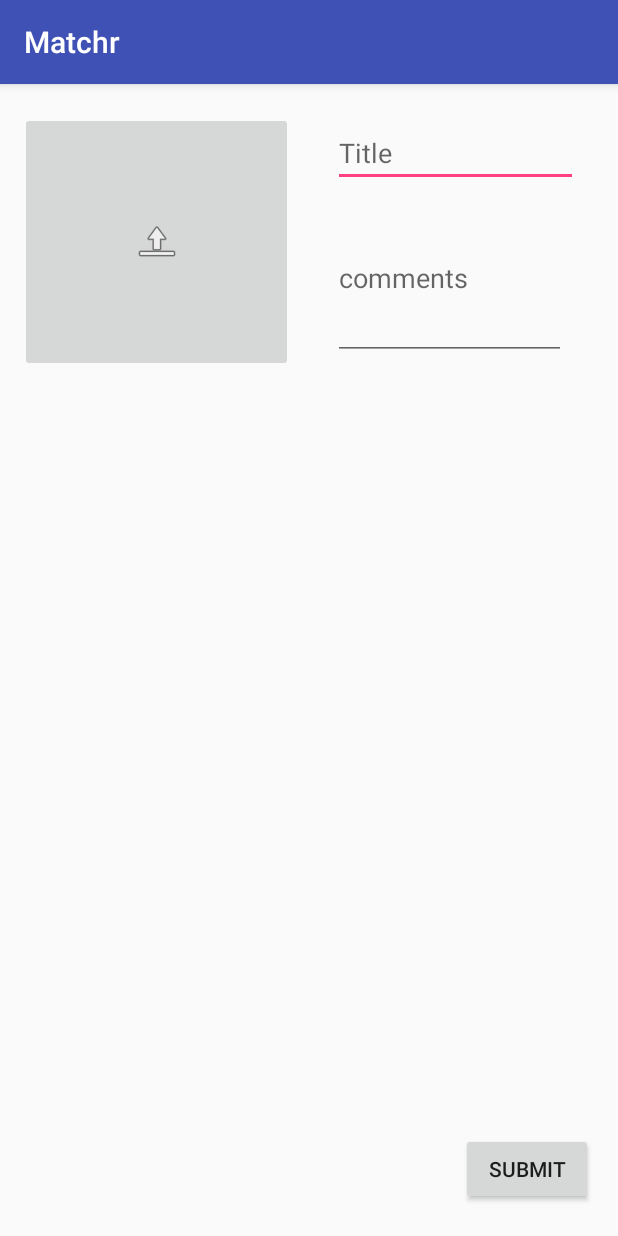
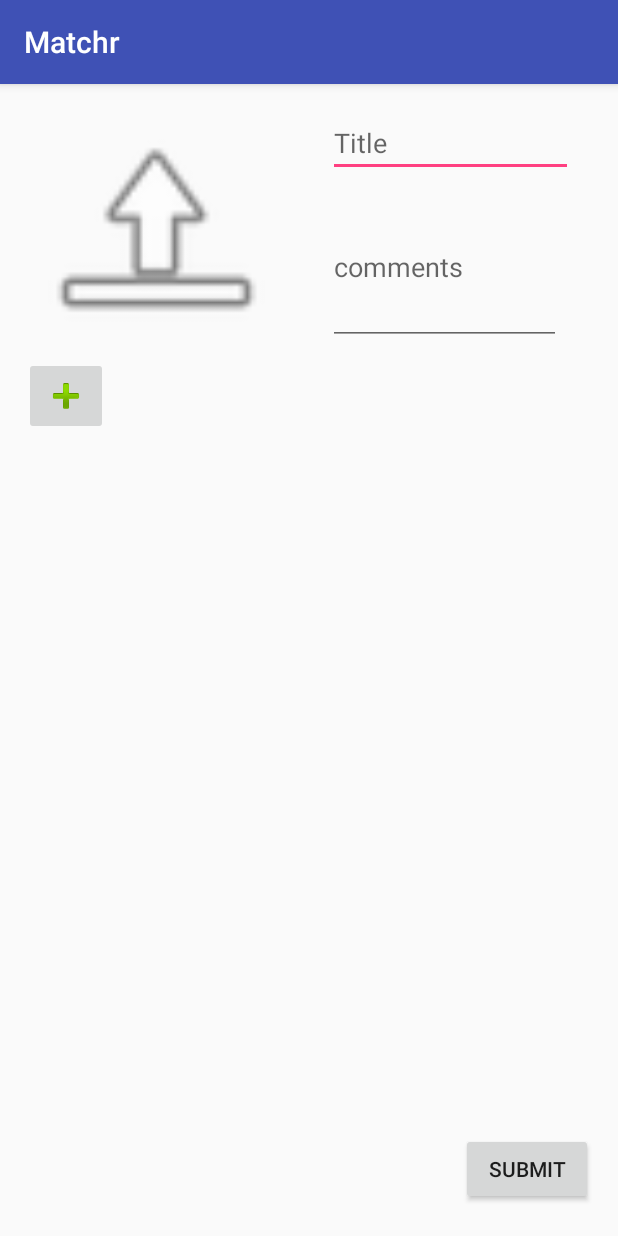
Before and after one commit to BeardlessBeard/Matchr, an Android app: the screen it shows after launch (post), on a phone screen of 412 x 824 dp. Run offline under Robolectric (Android 15) with nearby library versions, the phone set to English and light mode, and no system bars.

Commit message:
working version

```diff
--- a/frontend/app/src/main/java/com/matcherapp/matchr/post.java
+++ b/frontend/app/src/main/java/com/matcherapp/matchr/post.java
@@ -1,17 +1,24 @@
 package com.matcherapp.matchr;
 
 import android.content.Intent;
+import android.graphics.Bitmap;
 import android.provider.MediaStore;
 import android.support.v7.app.AppCompatActivity;
 import android.os.Bundle;
 import android.view.View;
 import android.widget.Button;
 import android.widget.ImageButton;
+import android.widget.ImageView;
 
 public class post extends AppCompatActivity {
 
+    static final int REQUEST_IMAGE_CAPTURE = 1;
+    ImageView uploadImageView;
+
     @Override
     protected void onCreate(Bundle savedInstanceState) {
+        uploadImageView = findViewById(R.id.uploadImageView);
+
         super.onCreate(savedInstanceState);
         setContentView(R.layout.activity_post);
 
@@ -29,17 +36,26 @@ public class post extends AppCompatActivity {
             }
         });
 
-        ImageButton upload = (ImageButton)findViewById(R.id.uploadImageButton);
-        upload.setOnClickListener(new View.OnClickListener() {
+        ImageButton add = (ImageButton)findViewById(R.id.addImageButton);
+        add.setOnClickListener(new View.OnClickListener() {
             @Override
             public void onClick(View view) {
-                final int REQUEST_IMAGE_CAPTURE = 1;
 
                 Intent takePictureIntent = new Intent(MediaStore.ACTION_IMAGE_CAPTURE);
                 if(takePictureIntent.resolveActivity(getPackageManager()) != null) {
                     startActivityForResult(takePictureIntent, REQUEST_IMAGE_CAPTURE);
+                    onActivityResult(REQUEST_IMAGE_CAPTURE, RESULT_OK, takePictureIntent);
                 }
             }
         });
     }
+
+    @Override
+    protected void onActivityResult(int requestCode, int resultCode, Intent data){
+        if(requestCode == REQUEST_IMAGE_CAPTURE && resultCode == RESULT_OK){
+            Bundle extras = data.getExtras();
+            Bitmap imageBitmap = (Bitmap) extras.get("data");
+            uploadImageView.setImageBitmap(imageBitmap);
+        }
+    }
 }
--- a/frontend/app/src/main/res/layout/activity_post.xml
+++ b/frontend/app/src/main/res/layout/activity_post.xml
@@ -5,22 +5,6 @@
     android:layout_width="match_parent"
     android:layout_height="match_parent"
     tools:context="com.matcherapp.matchr.post">
-
-    <ImageButton
-        android:id="@+id/uploadImageButton"
-        android:layout_width="182dp"
-        android:layout_height="173dp"
-        android:layout_marginBottom="8dp"
-        android:layout_marginEnd="8dp"
-        android:layout_marginStart="8dp"
-        android:layout_marginTop="8dp"
-        app:layout_constraintBottom_toBottomOf="parent"
-        app:layout_constraintEnd_toEndOf="parent"
-        app:layout_constraintHorizontal_bias="0.025"
-        app:layout_constraintStart_toStartOf="parent"
-        app:layout_constraintTop_toTopOf="parent"
-        app:layout_constraintVertical_bias="0.018"
-        app:srcCompat="@android:drawable/ic_menu_upload" />
 
     <EditText
         android:id="@+id/titleEditText"
@@ -33,25 +17,28 @@
         android:ems="10"
         android:hint="Title"
         android:inputType="textCapWords"
-        app:layout_constraintBottom_toBottomOf="@+id/uploadImageButton"
+        app:layout_constraintBottom_toBottomOf="parent"
         app:layout_constraintEnd_toEndOf="parent"
-        app:layout_constraintStart_toEndOf="@+id/uploadImageButton"
-        app:layout_constraintTop_toTopOf="@+id/uploadImageButton"
-        app:layout_constraintVertical_bias="0.0" />
+        app:layout_constraintHorizontal_bias="0.466"
+        app:layout_constraintStart_toEndOf="@+id/uploadImageView"
+        app:layout_constraintTop_toTopOf="parent"
+        app:layout_constraintVertical_bias="0.017" />
 
     <EditText
         android:id="@+id/commentEditText"
         android:layout_width="0dp"
-        android:layout_height="109dp"
+        android:layout_height="0dp"
         android:layout_marginBottom="8dp"
         android:layout_marginEnd="8dp"
+        android:layout_marginTop="8dp"
         android:ems="10"
         android:hint="comments"
         android:inputType="textMultiLine"
-        app:layout_constraintBottom_toBottomOf="@+id/uploadImageButton"
+        app:layout_constraintBottom_toBottomOf="@+id/uploadImageView"
         app:layout_constraintEnd_toEndOf="@+id/titleEditText"
         app:layout_constraintHorizontal_bias="0.0"
-        app:layout_constraintStart_toStartOf="@+id/titleEditText" />
+        app:layout_constraintStart_toStartOf="@+id/titleEditText"
+        app:layout_constraintTop_toBottomOf="@+id/titleEditText" />
 
     <Button
         android:id="@+id/submitButton"
@@ -69,4 +56,49 @@
         app:layout_constraintTop_toTopOf="parent"
         app:layout_constraintVertical_bias="0.982" />
 
+    <GridView
+        android:id="@+id/picsGridView"
+        android:layout_width="0dp"
+        android:layout_height="0dp"
+        android:layout_marginBottom="8dp"
+        android:layout_marginEnd="8dp"
+        android:layout_marginStart="8dp"
+        android:layout_marginTop="8dp"
+        app:layout_constraintBottom_toBottomOf="parent"
+        app:layout_constraintEnd_toEndOf="parent"
+        app:layout_constraintStart_toStartOf="parent"
+        app:layout_constraintTop_toBottomOf="@+id/addImageButton" />
+
+    <ImageButton
+        android:id="@+id/addImageButton"
+        android:layout_width="wrap_content"
+        android:layout_height="wrap_content"
+        android:layout_marginBottom="8dp"
+        android:layout_marginEnd="8dp"
+        android:layout_marginStart="8dp"
+        android:layout_marginTop="8dp"
+        app:layout_constraintBottom_toBottomOf="parent"
+        app:layout_constraintEnd_toEndOf="@+id/commentEditText"
+        app:layout_constraintHorizontal_bias="0.027"
+        app:layout_constraintStart_toStartOf="parent"
+        app:layout_constraintTop_toBottomOf="@+id/commentEditText"
+        app:layout_constraintVertical_bias="0.0"
+        app:srcCompat="@android:drawable/ic_input_add" />
+
+    <ImageView
+        android:id="@+id/uploadImageView"
+        android:layout_width="174dp"
+        android:layout_height="166dp"
+        android:layout_marginBottom="8dp"
+        android:layout_marginEnd="8dp"
+        android:layout_marginStart="8dp"
+        android:layout_marginTop="16dp"
+        app:layout_constraintBottom_toBottomOf="parent"
+        app:layout_constraintEnd_toEndOf="parent"
+        app:layout_constraintHorizontal_bias="0.041"
+        app:layout_constraintStart_toStartOf="parent"
+        app:layout_constraintTop_toTopOf="parent"
+        app:layout_constraintVertical_bias="0.0"
+        app:srcCompat="@android:drawable/ic_menu_upload" />
+
 </android.support.constraint.ConstraintLayout>
```
